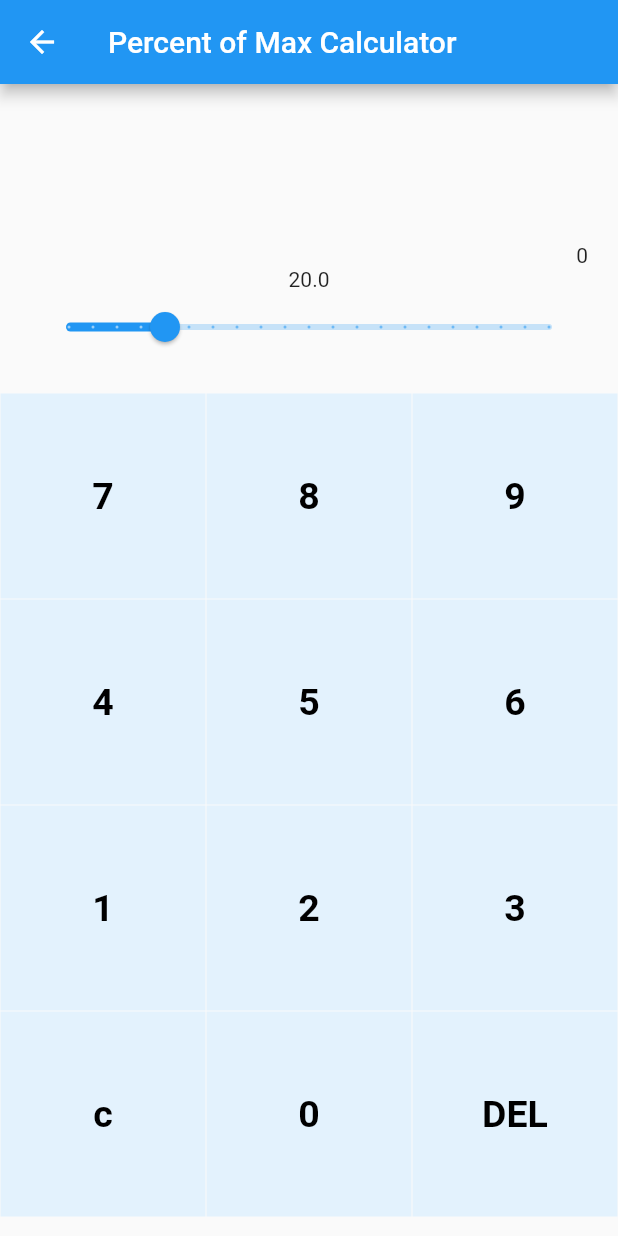
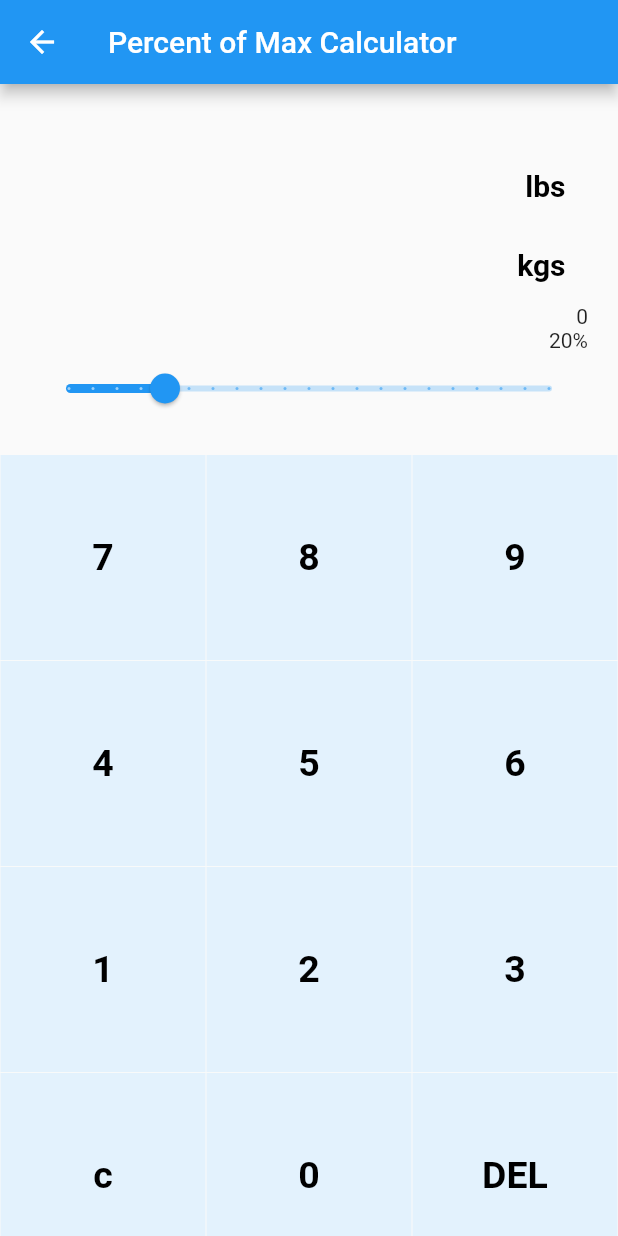
Before and after one commit to ccasil/Br-inG-ins, a Flutter app: the PctOfMax screen opened by its route, on a phone screen of 412 x 824 dp. Run offline on Flutter 3.47's test engine with Material 2 defaults, Android fonts, the phone set to English and light mode, and no system bars.

Commit message:
final % max

```diff
--- a/lib/pctofmax.dart
+++ b/lib/pctofmax.dart
@@ -1,6 +1,5 @@
 import 'package:flutter/material.dart';
 import 'package:flutter/rendering.dart';
-import 'package:math_expressions/math_expressions.dart';
 
 class PctOfMax extends StatefulWidget {
   PctOfMax({
@@ -21,7 +20,8 @@ class _PctOfMaxState extends State < PctOfMax > {
   double _currentSliderValue = 20;
 
   var userInput = '';
-  var answer = '';
+  var lbanswer = '';
+  var kganswer = '';
 
   // Array of button
   final List < String > buttons = [
@@ -46,24 +46,13 @@ class _PctOfMaxState extends State < PctOfMax > {
     super.dispose();
   }
 
-  // void _calculate() {
-  //   setState(() {
-  //     // This call to setState tells the Flutter framework that something has
-  //     // changed in this State, which causes it to rerun the build method below
-  //     // so that the display can reflect the updated values. If we changed
-  //     // _counter without calling setState(), then the build method would not be
-  //     // called again, and so nothing would appear to happen.
-  //   });
-  // }
-
-  // function to calculate the input operation
-  void equalPressed() {
-    String finaluserinput = userInput;
-    Parser p = Parser();
-    Expression exp = p.parse(finaluserinput);
-    ContextModel cm = ContextModel();
-    double eval = exp.evaluate(EvaluationType.REAL, cm);
-    answer = eval.toString();
+  lbkgconvert(lbkginput) {
+    var number = num.tryParse(lbkginput);
+    if (number == null) {
+      return null;
+    }
+    lbanswer = (number * (_currentSliderValue / 100)).toStringAsFixed(2);
+    kganswer = (number/2.2046 * (_currentSliderValue / 100)).toStringAsFixed(2);
   }
 
   @override
@@ -83,17 +72,28 @@ class _PctOfMaxState extends State < PctOfMax > {
               // mainAxisAlignment: MainAxisAlignment.spaceEvenly,
               children: [
                 Text(
-                  userInput,
+                  (userInput.isEmpty)? '' : userInput + ' lbs',
                   style: TextStyle(fontSize: 18, color: Colors.black),
                 ),
                 Container(
                   padding: EdgeInsets.all(15),
                   alignment: Alignment.centerRight,
                   child: Text(
-                    answer,
+                    lbanswer + ' lbs',
                     style: TextStyle(
-                      fontSize: 30,
-                      color: Colors.white,
+                      fontSize: 20,
+                      color: Colors.black,
+                      fontWeight: FontWeight.bold),
+                  ),
+                ),
+                Container(
+                  padding: EdgeInsets.all(15),
+                  alignment: Alignment.centerRight,
+                  child: Text(
+                    kganswer + ' kgs',
+                    style: TextStyle(
+                      fontSize: 20,
+                      color: Colors.black,
                       fontWeight: FontWeight.bold),
                   ),
                 ),
@@ -103,7 +103,12 @@ class _PctOfMaxState extends State < PctOfMax > {
                     Text(kgLabel, textAlign: TextAlign.right, ),
                   ],
                 ),
-                Text(_currentSliderValue.toString()),
+                Row(
+                  mainAxisAlignment: MainAxisAlignment.end,
+                  children: [
+                    Text(_currentSliderValue.toInt().toString() + '%', textAlign: TextAlign.right),
+                  ],
+                ),
                 Slider(
                   value: _currentSliderValue,
                   min: 0,
@@ -112,7 +117,8 @@ class _PctOfMaxState extends State < PctOfMax > {
                   label: _currentSliderValue.round().toString(),
                   onChanged: (double value) {
                     setState(() {
-                      _currentSliderValue = value;
+                      _currentSliderValue = value.floorToDouble();
+                      lbkgconvert(userInput);
                     });
                   },
                 ),
@@ -120,15 +126,16 @@ class _PctOfMaxState extends State < PctOfMax > {
             ),
           ),
           Expanded(
-            child: GridView.builder(gridDelegate: SliverGridDelegateWithFixedCrossAxisCount(crossAxisCount: 3), itemCount: 12, primary: false , itemBuilder: (BuildContext context, int index) {
+            child: GridView.builder(gridDelegate: SliverGridDelegateWithFixedCrossAxisCount(crossAxisCount: 3), itemCount: 12, primary: false, itemBuilder: (BuildContext context, int index) {
               // Clear Button
               if (index == 9) {
                 return MyButton(
                   buttontapped: () {
                     setState(() {
-                      print(userInput);
+                      // print(userInput);
                       userInput = '';
-                      answer = '0';
+                      lbanswer = '0';
+                      kganswer = '0';
                     });
                   },
                   buttonText: buttons[index],
@@ -140,8 +147,8 @@ class _PctOfMaxState extends State < PctOfMax > {
                 return MyButton(
                   buttontapped: () {
                     setState(() {
-                      userInput =
-                        userInput.substring(0, userInput.length - 1);
+                      userInput = userInput.substring(0, userInput.length - 1);
+                      lbkgconvert(userInput);
                     });
                   },
                   buttonText: buttons[index],
@@ -152,8 +159,9 @@ class _PctOfMaxState extends State < PctOfMax > {
                 return MyButton(
                   buttontapped: () {
                     setState(() {
-                      print(buttons[index]);
+                      // print(buttons[index]);
                       userInput += buttons[index];
+                      lbkgconvert(userInput);
                     });
                   },
                   buttonText: buttons[index],
--- a/pubspec.yaml
+++ b/pubspec.yaml
@@ -28,7 +28,6 @@ dependencies:
   # The following adds the Cupertino Icons font to your application.
   # Use with the CupertinoIcons class for iOS style icons.
   cupertino_icons: ^1.0.2
-  math_expressions: ^2.1.1
 
 dev_dependencies:
   flutter_test:
```
Also changed, not shown: pubspec.lock, 3 other files.
